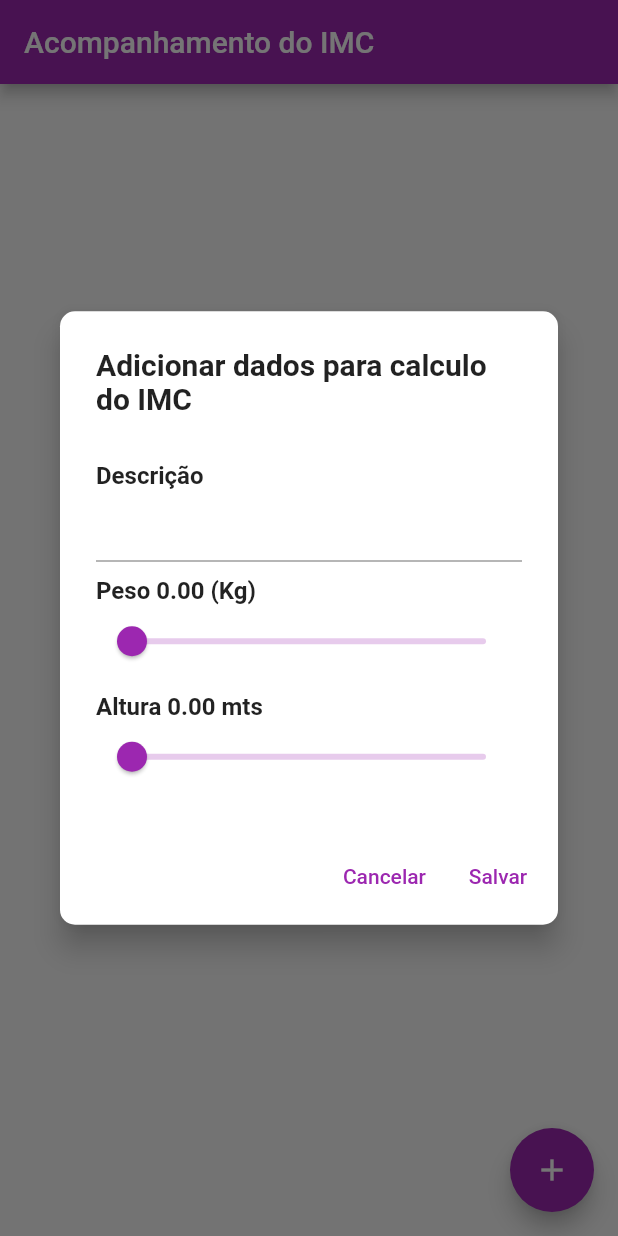
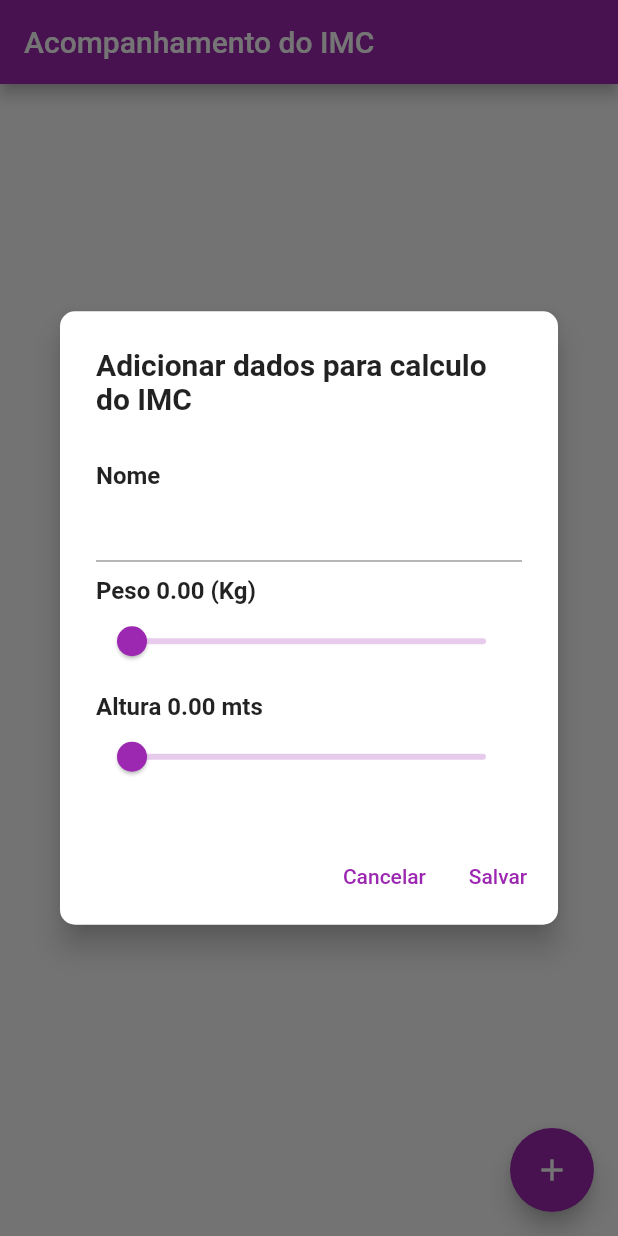
Before and after one commit to FabioPortella/calculadora_imc, a Flutter app: the screen it shows after launch, after a tap on the "add" icon, on a phone screen of 412 x 824 dp. Run offline on Flutter 3.47's test engine with Material 2 defaults, Android fonts, the phone set to English and light mode, and no system bars; our stand-ins replace google_fonts, hive; accounts and stored records are empty.

```diff
--- a/lib/pages/imc_page.dart
+++ b/lib/pages/imc_page.dart
@@ -14,7 +14,7 @@ class ImcPage extends StatefulWidget {
 class _ImcPageState extends State<ImcPage> {
   late ImcRepository imcRepository;
   var _indiceIMC = const <ImcModel>[];
-  var descricaoController = TextEditingController();
+  var descricaoController = TextEditingController(text: "");
   double peso = 0;
   double altura = 0;
 
@@ -54,7 +54,7 @@ class _ImcPageState extends State<ImcPage> {
                   content: StatefulBuilder(builder: (context, setState) {
                     return Wrap(
                       children: [
-                        const TextLabel(texto: "Descrição"),
+                        const TextLabel(texto: "Nome"),
                         TextField(
                           controller: descricaoController,
                         ),
@@ -142,7 +142,7 @@ class _ImcPageState extends State<ImcPage> {
                     child: ListTile(
                       //leading: const Text(),
                       title: Text(
-                          "Indice de IMC ${indiceIMC.imc.toStringAsFixed(2)} \n - ${indiceIMC.classificacaoIMC}"),
+                          "${indiceIMC.descricao}\nIndice de IMC ${indiceIMC.imc.toStringAsFixed(2)} \n - ${indiceIMC.classificacaoIMC}"),
                       subtitle: Text(
                           "Peso: ${indiceIMC.peso.toStringAsFixed(2)}  Altura: ${indiceIMC.altura.toStringAsFixed(2)}"),
                       trailing: Text(
```
